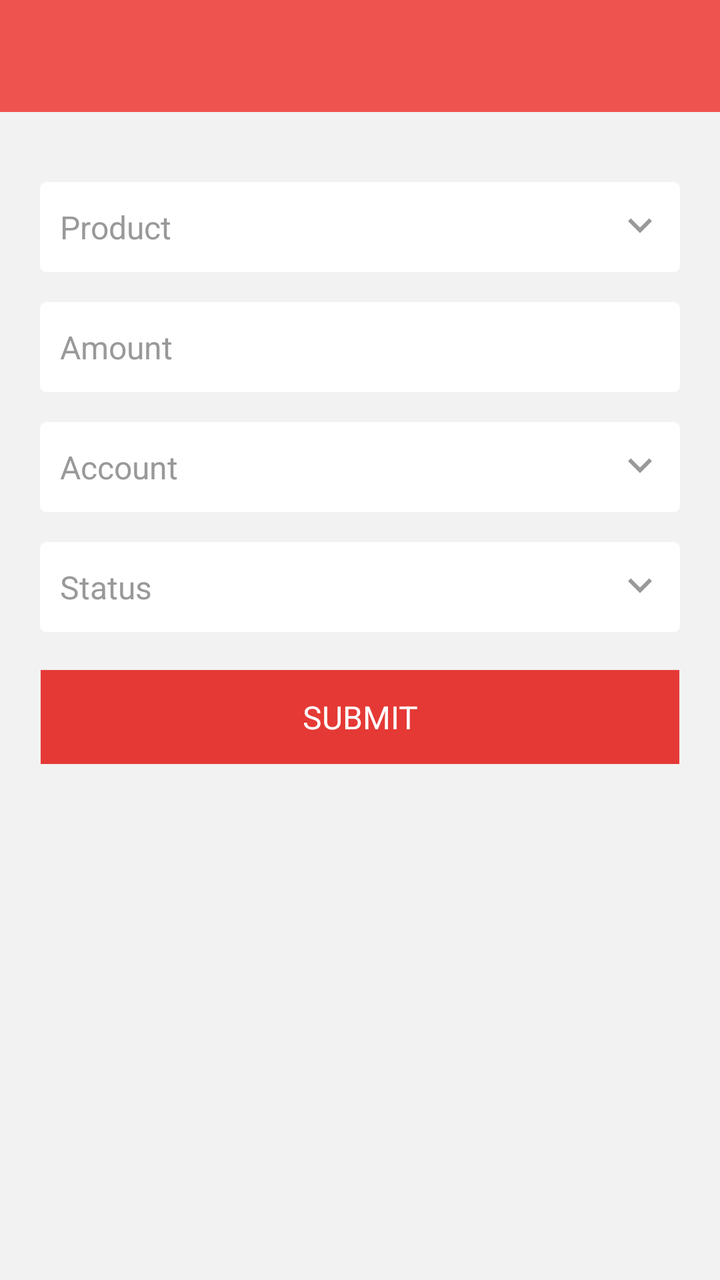
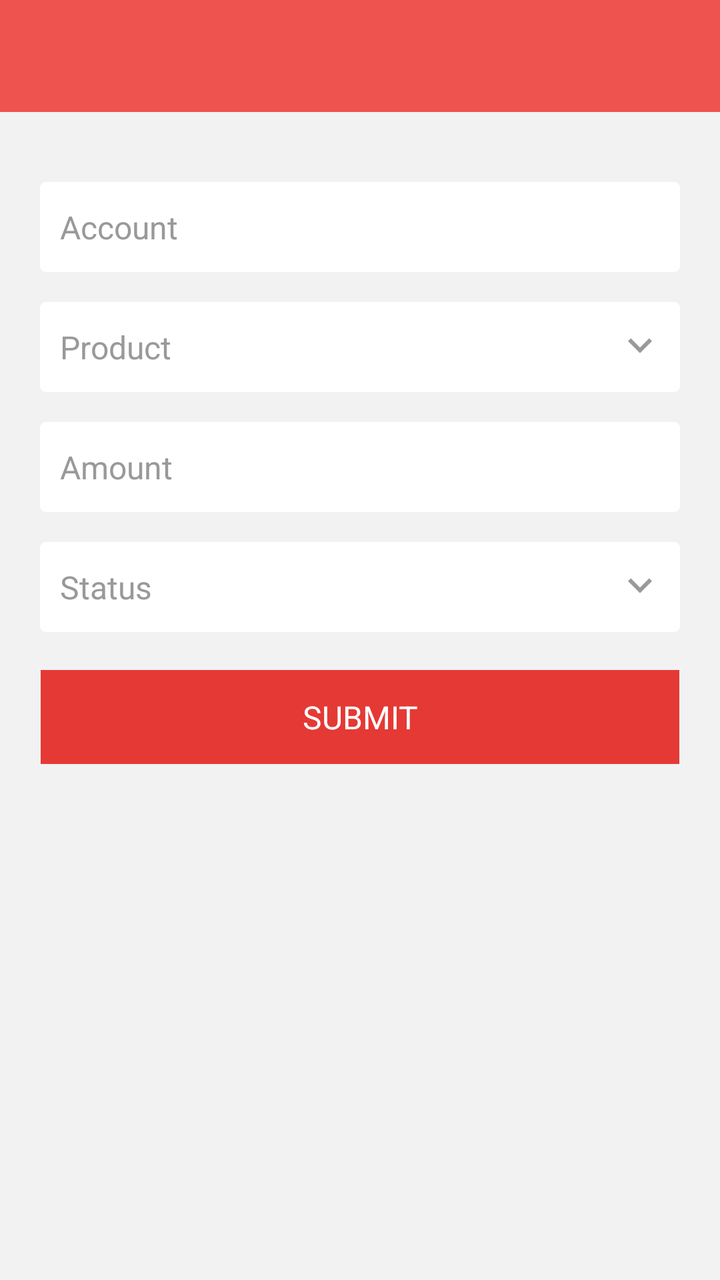

Before-and-after screenshots of an Android layout around one commit, followed by the original layout XML and the change that was made.
<!-- AndroidManifest.xml: application theme AppTheme -->
<!-- res/layout/activity_add_deal.xml -->
<?xml version="1.0" encoding="utf-8"?>
<LinearLayout xmlns:android="http://schemas.android.com/apk/res/android"
    xmlns:app="http://schemas.android.com/apk/res-auto"
    android:layout_width="match_parent"
    android:layout_height="match_parent"
    android:orientation="vertical">

    <com.google.android.material.appbar.AppBarLayout
        android:layout_width="match_parent"
        android:layout_height="wrap_content">

        <include layout="@layout/toolbar" />

    </com.google.android.material.appbar.AppBarLayout>



    <androidx.core.widget.NestedScrollView
        android:layout_width="match_parent"
        android:layout_height="match_parent"
        android:background="@color/grey_5"
        android:clipToPadding="false"
        android:padding="@dimen/spacing_mlarge"
        android:scrollbars="none"
        android:scrollingCache="true"
        app:layout_behavior="@string/appbar_scrolling_view_behavior">

        <LinearLayout
            android:layout_width="match_parent"
            android:layout_height="wrap_content"
            android:orientation="vertical">












            <EditText
                android:id="@+id/productEditText"
                style="@style/EditText.Flat.Grey"
                android:layout_width="match_parent"
                android:layout_height="45dp"
                android:layout_marginTop="@dimen/spacing_large"
                android:background="@drawable/edit_text_round_bg_white"
                android:drawableEnd="@drawable/ic_expand_arrow"
                android:drawableRight="@drawable/ic_expand_arrow"
                android:editable="false"
                android:focusable="false"
                android:hint="Product"
                android:paddingLeft="@dimen/spacing_middle" />

            <EditText
                style="@style/EditText.Flat.Grey"
                android:layout_width="match_parent"
                android:layout_height="45dp"
                android:layout_marginTop="@dimen/spacing_large"
                android:background="@drawable/edit_text_round_bg_white"
                android:hint="Amount"
                android:id="@+id/amountEditText"
                android:minHeight="45dp"
                android:paddingLeft="@dimen/spacing_middle"
                android:paddingRight="@dimen/spacing_middle" />

            <EditText
                android:id="@+id/accountEditText"
                style="@style/EditText.Flat.Grey"
                android:layout_width="match_parent"
                android:layout_height="45dp"
                android:layout_marginTop="@dimen/spacing_large"
                android:background="@drawable/edit_text_round_bg_white"
                android:drawableEnd="@drawable/ic_expand_arrow"
                android:drawableRight="@drawable/ic_expand_arrow"
                android:editable="false"
                android:focusable="false"
                android:hint="Account"
                android:paddingLeft="@dimen/spacing_middle" />


            <EditText
                android:id="@+id/statusEditText"
                style="@style/EditText.Flat.Grey"
                android:layout_width="match_parent"
                android:layout_height="45dp"
                android:layout_marginTop="@dimen/spacing_large"
                android:background="@drawable/edit_text_round_bg_white"
                android:drawableEnd="@drawable/ic_expand_arrow"
                android:drawableRight="@drawable/ic_expand_arrow"
                android:editable="false"
                android:focusable="false"
                android:hint="Status"
                android:paddingLeft="@dimen/spacing_middle" />



            <Button
                style="@style/Widget.AppCompat.Button.Borderless"
                android:layout_width="match_parent"
                android:layout_height="55dp"
                android:layout_marginLeft="-4dp"
                android:layout_marginRight="-4dp"
                android:layout_marginTop="@dimen/spacing_large"
                android:background="@drawable/btn_rect_red"
                android:text="SUBMIT"
                android:id="@+id/submitButton"
                android:textAllCaps="false"
                android:textAppearance="@style/TextAppearance.AppCompat.Subhead"
                android:textColor="@android:color/white" />

        </LinearLayout>

    </androidx.core.widget.NestedScrollView>

</LinearLayout>
<!-- res/layout/toolbar.xml (included above) -->
<?xml version="1.0" encoding="utf-8"?>
<androidx.appcompat.widget.Toolbar
    xmlns:android="http://schemas.android.com/apk/res/android"
    xmlns:app="http://schemas.android.com/apk/res-auto"
    android:id="@+id/toolbar"
    android:layout_width="match_parent"
    android:layout_height="?android:attr/actionBarSize"
    android:background="@color/colorPrimary"
    app:contentInsetStartWithNavigation="0dp"
    android:theme="@style/ThemeOverlay.AppCompat.Dark.ActionBar"
    app:popupTheme="@style/ThemeOverlay.AppCompat.Light"/>
<!-- resources referenced by this layout -->
<resources>
  <color name="colorPrimary">#ef5350</color>
  <color name="grey_5">#f2f2f2</color>
  <dimen name="spacing_large">15dp</dimen>
  <dimen name="spacing_middle">10dp</dimen>
  <dimen name="spacing_mlarge">20dp</dimen>
  <!-- drawable edit_text_round_bg_white (drawable) -->
  <?xml version="1.0" encoding="utf-8"?>
  <selector xmlns:android="http://schemas.android.com/apk/res/android">
      <item android:state_focused="true">
          <layer-list>
              <item>
                  <shape android:shape="rectangle">
                      <corners android:radius="@dimen/spacing_small" />
                      <stroke android:width="1dp" android:color="@color/grey_10" />
                      <solid android:color="@android:color/white" />
                      <padding android:bottom="5dp" android:left="8dp" android:right="8dp" android:top="5dp" />
                  </shape>
              </item>
          </layer-list>
      </item>
  
      <item android:state_enabled="false">
          <layer-list>
              <item>
                  <shape android:shape="rectangle">
                      <solid android:color="@android:color/white" />
                      <stroke android:width="1dp" android:color="@color/grey_10" />
                      <corners android:radius="@dimen/spacing_small" />
                      <padding android:bottom="5dp" android:left="8dp" android:right="8dp" android:top="5dp" />
                  </shape>
              </item>
          </layer-list>
      </item>
  
      <item>
          <layer-list>
              <item>
                  <shape android:shape="rectangle">
                      <solid android:color="@android:color/white" />
                      <corners android:radius="@dimen/spacing_small" />
                      <padding android:bottom="5dp" android:left="8dp" android:right="8dp" android:top="5dp" />
                  </shape>
              </item>
          </layer-list>
      </item>
  </selector>
  <!-- drawable ic_expand_arrow (drawable) -->
  <vector xmlns:android="http://schemas.android.com/apk/res/android"
          android:width="24dp"
          android:height="24dp"
          android:viewportWidth="24.0"
          android:viewportHeight="24.0">
      <path
          android:fillColor="#999999"
          android:pathData="M7.41,7.84L12,12.42l4.59,-4.58L18,9.25l-6,6 -6,-6z"/>
  </vector>
  <style name="EditText.Flat.Grey" parent="@style/AppTheme">
          <item name="android:textColorHint">@color/grey_40</item>
          <item name="android:textAppearance">@style/Base.TextAppearance.AppCompat.Subhead</item>
          <item name="android:textColor">@color/grey_90</item>
      </style>
  <style name="AppTheme" parent="BaseTheme">
          <item name="android:windowContentTransitions">true</item>
  
  
          
      </style>
  <color name="red_500">#F44336</color>
  <color name="red_600">#E53935</color>
  <dimen name="spacing_small">3dp</dimen>
  <color name="grey_10">#e6e6e6</color>
  <color name="grey_40">#999999</color>
  <color name="grey_90">#263238</color>
  <style name="BaseTheme" parent="Theme.AppCompat.Light.NoActionBar">
          
          <item name="colorPrimary">@color/colorPrimary</item>
          <item name="colorPrimaryDark">@color/colorPrimaryDark</item>
          <item name="colorAccent">@color/colorAccent</item>
          <item name="windowActionModeOverlay">true</item>
          <item name="android:actionModeBackground">@color/blue_grey_600</item>
          <item name="android:dialogTheme">@style/Dialog.Theme</item>
          
          <item name="android:windowDisablePreview">true</item>
      </style>
  <color name="colorPrimaryDark">#dc1814</color>
  <color name="colorAccent">#FF4081</color>
  <color name="blue_grey_600">#546E7A</color>
  <style name="Dialog.Theme" parent="Theme.AppCompat.Light.Dialog">
          <item name="colorPrimary">@color/colorPrimary</item>
          <item name="colorPrimaryDark">@color/colorPrimaryDark</item>
          <item name="colorAccent">@color/colorAccent</item>
      </style>
  <!-- unchanged entries left out for length: 1 -->
</resources>

<!-- the commit's change to res/layout/activity_add_deal.xml (unified diff, before → after) -->
@@ -42,6 +42,21 @@
 
 
             <EditText
+                android:id="@+id/accountEditText"
+                style="@style/EditText.Flat.Grey"
+                android:layout_width="match_parent"
+                android:layout_height="45dp"
+                android:layout_marginTop="@dimen/spacing_large"
+                android:background="@drawable/edit_text_round_bg_white"
+                android:editable="false"
+                android:focusable="false"
+                android:hint="Account"
+                android:paddingLeft="@dimen/spacing_middle" />
+            
+            
+            
+
+            <EditText
                 android:id="@+id/productEditText"
                 style="@style/EditText.Flat.Grey"
                 android:layout_width="match_parent"
@@ -67,19 +82,6 @@
                 android:paddingLeft="@dimen/spacing_middle"
                 android:paddingRight="@dimen/spacing_middle" />
 
-            <EditText
-                android:id="@+id/accountEditText"
-                style="@style/EditText.Flat.Grey"
-                android:layout_width="match_parent"
-                android:layout_height="45dp"
-                android:layout_marginTop="@dimen/spacing_large"
-                android:background="@drawable/edit_text_round_bg_white"
-                android:drawableEnd="@drawable/ic_expand_arrow"
-                android:drawableRight="@drawable/ic_expand_arrow"
-                android:editable="false"
-                android:focusable="false"
-                android:hint="Account"
-                android:paddingLeft="@dimen/spacing_middle" />
 
 
             <EditText
